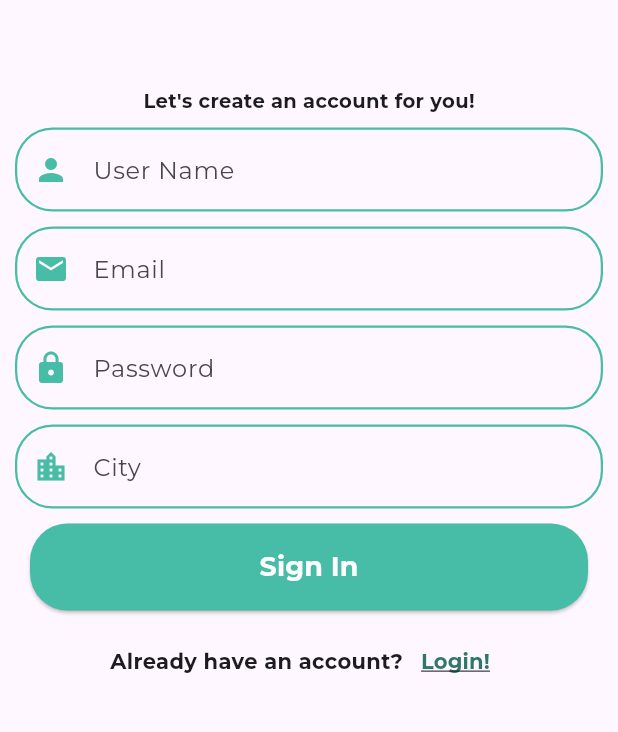
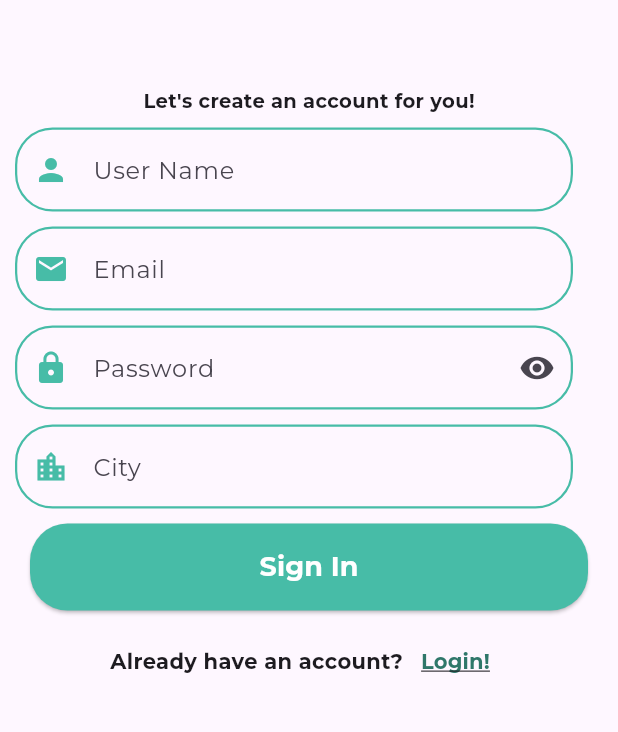
Before and after one commit to Bavsimus/google-bootcamp-29, a Flutter app: the SignUpView screen opened by its route, on a phone screen of 412 x 824 dp, the part 84-816 px from its top. Run offline on Flutter 3.47's test engine with Material 3 defaults, Android fonts, the phone set to English and light mode, and no system bars; our stand-ins replace cloud_firestore, firebase_auth, firebase_core, flutter_platform_widgets, flutter_svg, get_it and 5 more; accounts and stored records are empty.

Commit message:
obscureText added for password field

```diff
--- a/LibHub/lib/ui/registeration/login_view.dart
+++ b/LibHub/lib/ui/registeration/login_view.dart
@@ -15,12 +15,15 @@ class LoginView extends StatelessWidget {
   Widget build(BuildContext context) {
     return ViewModelBuilder<LoginViewModel>.reactive(
         viewModelBuilder: () => LoginViewModel(),
-        onViewModelReady: (viewmodel) => viewmodel.init(), // viewmodel hazır olduğunda modelden init fonksiyonunu çağır
+        onViewModelReady: (viewmodel) => viewmodel
+            .init(), // viewmodel hazır olduğunda modelden init fonksiyonunu çağır
         disposeViewModel: false,
         builder: (context, viewmodel, child) => Scaffold(
               appBar: AppBar(
                 title: const Center(
-                  child: Text('LibHub', style: TextStyle(fontSize: 20, fontWeight: FontWeight.bold)),
+                  child: Text('LibHub',
+                      style:
+                          TextStyle(fontSize: 20, fontWeight: FontWeight.bold)),
                 ),
                 backgroundColor: const Color.fromARGB(255, 71, 188, 167),
               ),
@@ -45,6 +48,7 @@ class LoginView extends StatelessWidget {
                           labelText: "Password",
                           isObscureText: true,
                           iconData: Icons.lock,
+                          isPassword: true,
                         ),
                         // Row(
                         //   mainAxisAlignment: MainAxisAlignment.start,
@@ -105,7 +109,8 @@ class LoginView extends StatelessWidget {
                         ),
                         CustomRegisterationTextButton(
                             onPressed: () {
-                              viewmodel.pressOnContinueWithoutRegisteration(context);
+                              viewmodel
+                                  .pressOnContinueWithoutRegisteration(context);
                             },
                             text: "Continue without registeration!"),
                         const SizedBox(height: 30),
--- a/LibHub/lib/ui/registeration/sign_up_view.dart
+++ b/LibHub/lib/ui/registeration/sign_up_view.dart
@@ -20,7 +20,7 @@ class SignUpView extends StatelessWidget {
         builder: (context, viewmodel, child) => Scaffold(
               appBar: AppBar(
                 title: const Center(
-                  child:  Text('LibHub',
+                  child: Text('LibHub',
                       style:
                           TextStyle(fontSize: 20, fontWeight: FontWeight.bold)),
                 ),
@@ -77,7 +77,6 @@ class SignUpView extends StatelessWidget {
                             labelText: "City",
                             isCompulsory: true,
                             iconData: Icons.location_city,
-                            isObscureText: true,
                           ),
 
                           // Row(
--- a/LibHub/lib/widgets/user_registeration_data_field.dart
+++ b/LibHub/lib/widgets/user_registeration_data_field.dart
@@ -1,4 +1,3 @@
-
 // ignore_for_file: must_be_immutable
 
 import 'package:flutter/material.dart';
@@ -24,25 +23,35 @@ class UserRegisterationDataField extends StatelessWidget {
     this.isCompulsory = false,
   });
 
+  bool obscureText = true;
+  final ValueNotifier<bool> _obscureTextNotifier = ValueNotifier<bool>(true);
+
   @override
   Widget build(BuildContext context) {
     return Padding(
-      padding: const EdgeInsets.symmetric(horizontal: 10),
-      child: TextFormField(
+      padding: const EdgeInsets.only(left: 10, right: 30),
+      child: ValueListenableBuilder(
+        valueListenable: _obscureTextNotifier,
+        builder: (context, obscureText, child) {
+          return TextFormField(
+            obscureText: isObscureText && obscureText,
             controller: controller,
             keyboardType: TextInputType.text,
             decoration: InputDecoration(
+              suffixIcon: isPassword
+                  ? IconButton(
+                      icon: Icon(
+                        obscureText ? Icons.visibility : Icons.visibility_off,
+                      ),
+                      onPressed: () {
+                        _obscureTextNotifier.value =
+                            !_obscureTextNotifier.value;
+                      },
+                    )
+                  : null,
               hintText: hintText,
-          prefixIcon:
-              Icon(iconData, color: const Color.fromARGB(255, 71, 188, 167)),
-          // prefixIcon: Row(
-          //   children: [
-          //     const SizedBox(width: 20),
-          //     Icon(iconData, color: const Color.fromARGB(255, 71, 188, 167)),
-          //     Text(isCompulsory ? "*" : "",
-          //         style: const TextStyle(color: Colors.red, fontSize: 25)),
-          //   ],
-          // ),
+              prefixIcon: Icon(iconData,
+                  color: const Color.fromARGB(255, 71, 188, 167)),
               focusedBorder: OutlineInputBorder(
                 borderRadius: BorderRadius.circular(25.0),
                 borderSide: const BorderSide(color: Colors.green, width: 1.5),
@@ -71,6 +80,8 @@ class UserRegisterationDataField extends StatelessWidget {
               return null;
             },
             onSaved: (value) {},
+          );
+        },
       ),
     );
   }
```
Lines whose indentation alone changed are shown as unchanged.
